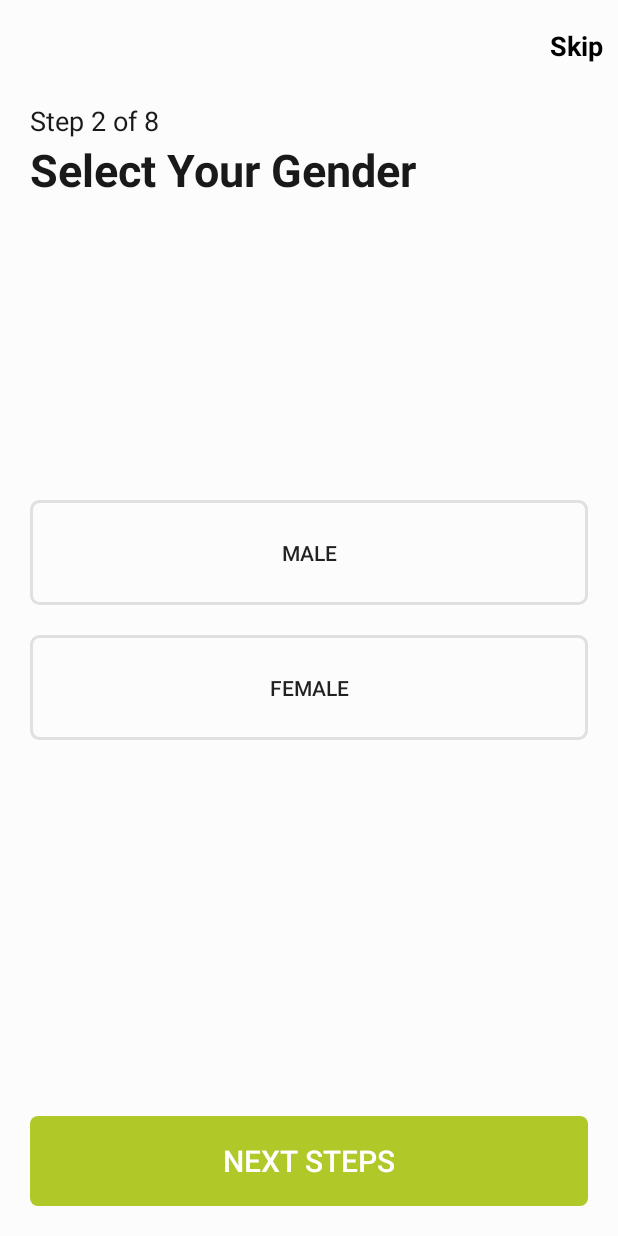
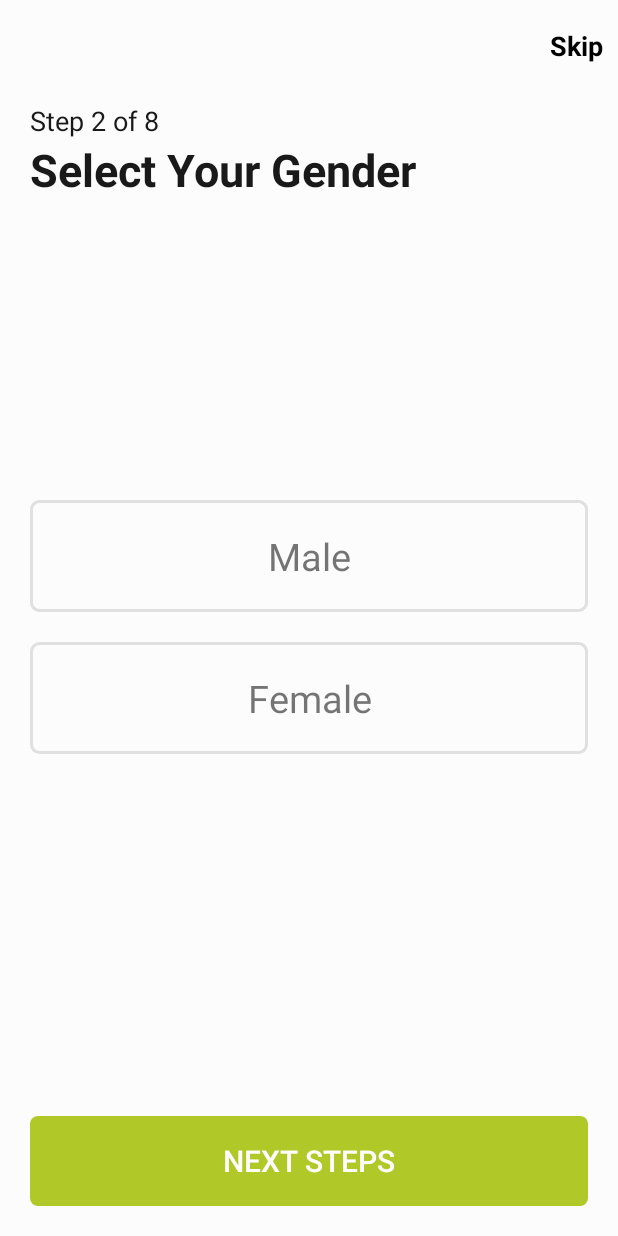
Before and after one commit to SumitJKshirsagar/Well-Fit, an Android app: the fragment GenderFragment placed in its activity, on a phone screen of 412 x 824 dp. Run offline under Robolectric (Android 15) with nearby library versions, the phone set to English and light mode, and no system bars.

Commit message:
Simple commit

```diff
--- a/app/src/main/java/AboutUserUi/GenderFragment.java
+++ b/app/src/main/java/AboutUserUi/GenderFragment.java
@@ -1,49 +1,34 @@
 package AboutUserUi;
 
+import android.graphics.Color;
+import android.graphics.drawable.Drawable;
 import android.os.Bundle;
 
+import androidx.annotation.ColorRes;
+import androidx.annotation.NonNull;
+import androidx.annotation.Nullable;
 import androidx.fragment.app.Fragment;
 
 import android.view.LayoutInflater;
 import android.view.View;
 import android.view.ViewGroup;
+import android.widget.TextView;
 
 import com.example.well_fit.R;
 
-/**
- * A simple {@link Fragment} subclass.
- * Use the {@link GenderFragment#newInstance} factory method to
- * create an instance of this fragment.
- */
+
 public class GenderFragment extends Fragment {
 
-    // TODO: Rename parameter arguments, choose names that match
-    // the fragment initialization parameters, e.g. ARG_ITEM_NUMBER
-    private static final String ARG_PARAM1 = "param1";
-    private static final String ARG_PARAM2 = "param2";
-
-    // TODO: Rename and change types of parameters
-    private String mParam1;
-    private String mParam2;
+   private TextView textView;
 
     public GenderFragment() {
         // Required empty public constructor
     }
 
-    /**
-     * Use this factory method to create a new instance of
-     * this fragment using the provided parameters.
-     *
-     * @param param1 Parameter 1.
-     * @param param2 Parameter 2.
-     * @return A new instance of fragment GenderFragment.
-     */
-    // TODO: Rename and change types and number of parameters
-    public static GenderFragment newInstance(String param1, String param2) {
+
+    public static GenderFragment newInstance() {
         GenderFragment fragment = new GenderFragment();
         Bundle args = new Bundle();
-        args.putString(ARG_PARAM1, param1);
-        args.putString(ARG_PARAM2, param2);
         fragment.setArguments(args);
         return fragment;
     }
@@ -51,10 +36,7 @@ public class GenderFragment extends Fragment {
     @Override
     public void onCreate(Bundle savedInstanceState) {
         super.onCreate(savedInstanceState);
-        if (getArguments() != null) {
-            mParam1 = getArguments().getString(ARG_PARAM1);
-            mParam2 = getArguments().getString(ARG_PARAM2);
-        }
+
     }
 
     @Override
@@ -63,4 +45,11 @@ public class GenderFragment extends Fragment {
         // Inflate the layout for this fragment
         return inflater.inflate(R.layout.fragment_gender, container, false);
     }
-}
+
+    @Override
+    public void onViewCreated(@NonNull View view, @Nullable Bundle savedInstanceState) {
+        super.onViewCreated(view, savedInstanceState);
+
+    }
+
+    }
--- a/app/src/main/res/drawable/txtbg.xml
+++ b/app/src/main/res/drawable/txtbg.xml
@@ -7,7 +7,7 @@
     </shape>
 </item>
 
-    <item android:state_pressed="true">
+    <item android:state_pressed="true" android:state_selected="true">
         <shape android:shape="rectangle" android:tint="@color/black">
             <corners android:radius="5dp"/>
         </shape>
--- a/app/src/main/res/layout/fragment_gender.xml
+++ b/app/src/main/res/layout/fragment_gender.xml
@@ -28,22 +28,26 @@
             android:textSize="30dp"
             android:textStyle="bold" />
 
-        <Button
+        <TextView
+            android:id="@+id/Maletxt"
             android:layout_width="match_parent"
             android:layout_height="wrap_content"
             android:layout_marginTop="200dp"
             android:layout_gravity="center"
+            android:textAlignment="center"
+            android:textSize="25dp"
             android:background="@drawable/txtbg"
-            android:padding="25dp"
+            android:padding="20dp"
             android:text="Male" />
 
-        <Button
+        <TextView
             android:layout_width="match_parent"
             android:layout_height="wrap_content"
-            android:padding="25dp"
+            android:padding="20dp"
+            android:textSize="25dp"
+            android:textAlignment="center"
             android:background="@drawable/txtbg"
             android:layout_marginTop="20dp"
-            android:layout_gravity="center_vertical"
             android:text="Female"/>
 
     </LinearLayout>
--- a/gradle/libs.versions.toml
+++ b/gradle/libs.versions.toml
@@ -1,5 +1,5 @@
 [versions]
-agp = "8.3.0"
+agp = "8.4.0"
 junit = "4.13.2"
 junitVersion = "1.1.5"
 espressoCore = "3.5.1"
```
Also changed, not shown: gradle/wrapper/gradle-wrapper.properties.
